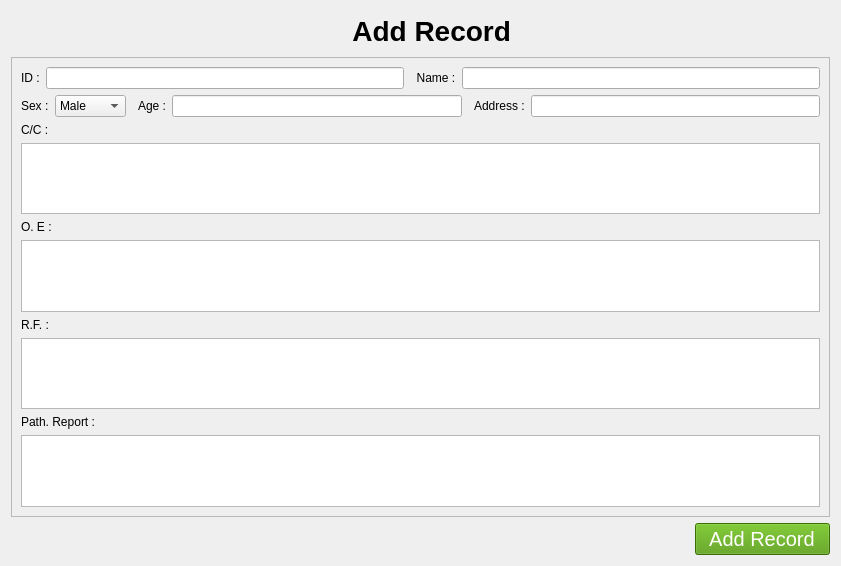
Before: the Qt Designer form ui/addrecord.ui in suvashsumon/Patient-Database-Management-System, drawn with Qt 5.
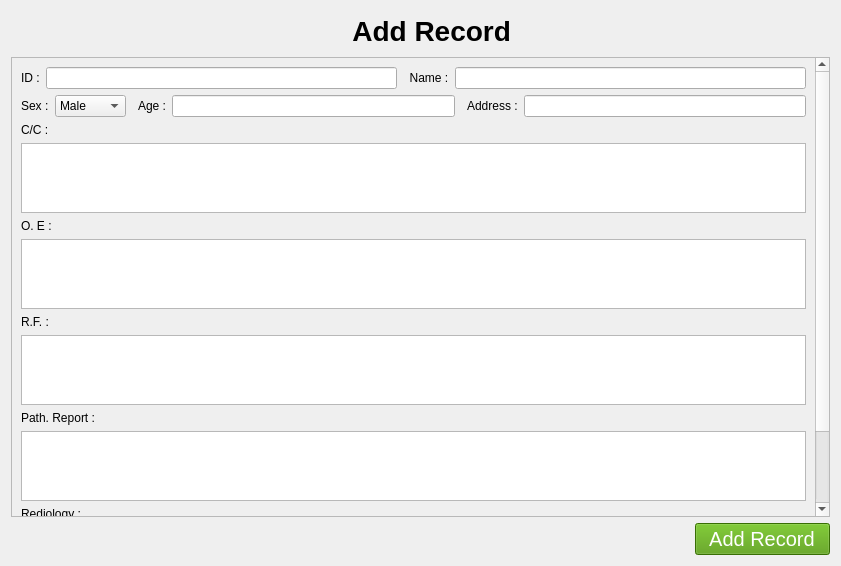
After: the same form once the commit is applied. Icons and pictures are not drawn.

Diff of the .ui file:
```diff
--- a/ui/addrecord.ui
+++ b/ui/addrecord.ui
@@ -52,9 +52,9 @@
         <property name="geometry">
          <rect>
           <x>0</x>
-          <y>0</y>
+          <y>-113</y>
           <width>805</width>
-          <height>474</height>
+          <height>573</height>
          </rect>
         </property>
         <layout class="QVBoxLayout" name="verticalLayout_3">
@@ -176,6 +176,22 @@
          <item>
           <widget class="QPlainTextEdit" name="plainTextEdit_4"/>
          </item>
+         <item>
+          <widget class="QLabel" name="label">
+           <property name="text">
+            <string>Rediology :</string>
+           </property>
+          </widget>
+         </item>
+         <item>
+          <widget class="QListWidget" name="listWidget">
+           <item>
+            <property name="text">
+             <string>icons/images.jpg</string>
+            </property>
+           </item>
+          </widget>
+         </item>
         </layout>
        </widget>
       </widget>
```
